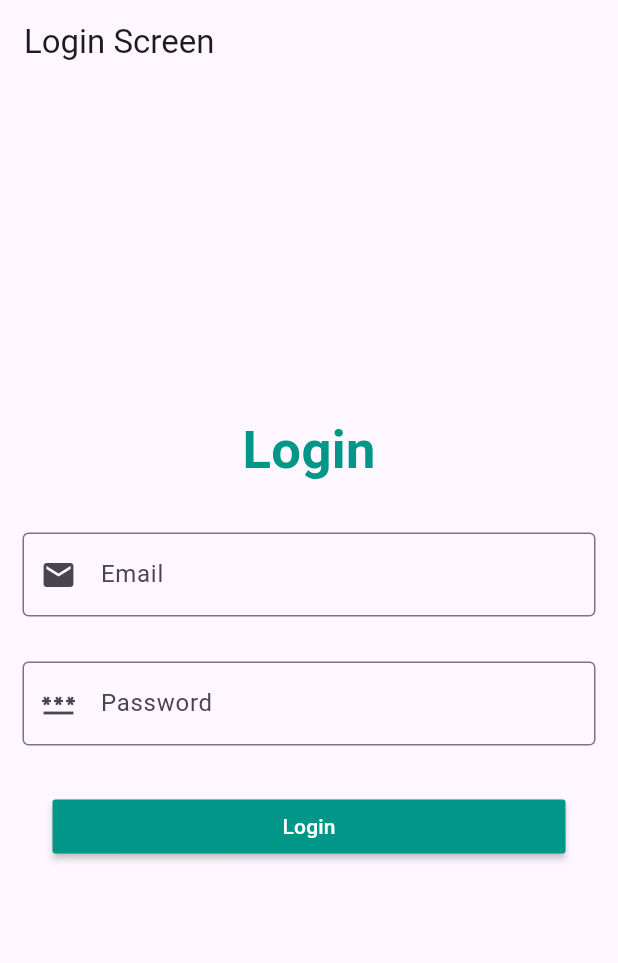
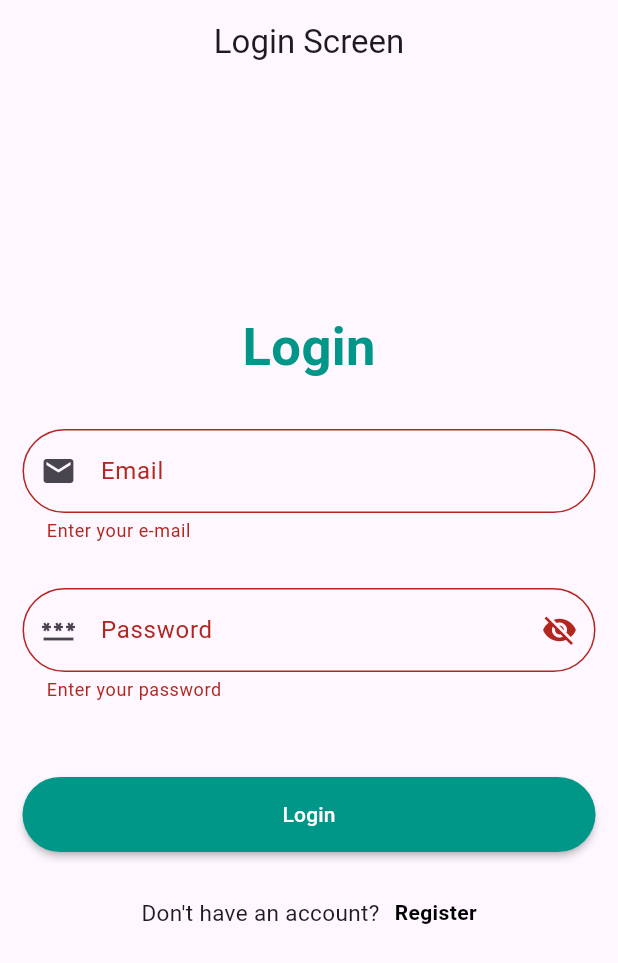
Before and after one commit to Dinethchathurya/get_rice, a Flutter app: the screen it shows after launch, after a tap on "Login", on a phone screen of 412 x 824 dp. Shown: the top 963 px of the screen. Run offline on Flutter 3.47's test engine with Material 3 defaults, Android fonts, the phone set to English and light mode, and no system bars.

Commit message:
Update 'Login.dart'
Updated validation logic in the login page and created three text editing controllers to keep a track of the data typed into the text fields by the user. A suffix-icon has also been added in-order to toggle between the visibility of the password. Finally, a text widget has been added that let's the user create a new account if the individual is a new user.

```diff
--- a/lib/Screens/LoginScreen.dart
+++ b/lib/Screens/LoginScreen.dart
@@ -1,15 +1,31 @@
 import 'package:flutter/material.dart';
+import 'package:get_rice/Screens/RegisterScreen.dart';
 
-class LoginScreen extends StatelessWidget {
-  const LoginScreen({super.key});
+class LoginScreen extends StatefulWidget {
+  const LoginScreen({Key? key}) : super(key: key);
+
+  @override
+  State<LoginScreen> createState() => _LoginScreenState();
+}
+
+class _LoginScreenState extends State<LoginScreen> {
+  final GlobalKey<FormState> _formKey = GlobalKey<FormState>();
+  final TextEditingController emailController = TextEditingController();
+  final TextEditingController passwordController = TextEditingController();
+  bool isObscuredText = true;
 
   @override
   Widget build(BuildContext context) {
     return Scaffold(
       appBar: AppBar(
-          title: const Text('Login Screen'),
+        automaticallyImplyLeading: false,
+        title: Center(child: const Text('Login Screen')),
       ),
-        body: Column(
+      body: Form(
+        key: _formKey,
+        child: SingleChildScrollView(
+          padding: EdgeInsets.symmetric(vertical: 150, horizontal: 15),
+          child: Column(
             mainAxisAlignment: MainAxisAlignment.center,
             crossAxisAlignment: CrossAxisAlignment.center,
             children: [
@@ -21,65 +37,114 @@ class LoginScreen extends StatelessWidget {
                   fontWeight: FontWeight.bold,
                 ),
               ),
-            Padding(
-              padding: EdgeInsets.symmetric(vertical: 30),
-              child: Form(
-                child: Column(
-                  children: [
-                    Padding(
-                      padding: EdgeInsets.symmetric(horizontal: 15),
-                      child: TextFormField(
+              SizedBox(height: 30),
+              TextFormField(
+                controller: emailController,
                 keyboardType: TextInputType.emailAddress,
                 decoration: InputDecoration(
                   labelText: 'Email',
                   hintText: 'Enter email',
                   prefixIcon: Icon(Icons.email),
-                          border: OutlineInputBorder(),
+                  border: OutlineInputBorder(
+                    borderRadius: BorderRadius.circular(30.0),
+                  ),
                 ),
                 onChanged: (String value) {},
                 validator: (value) {
-                          return value!.isEmpty ? 'Please enter email' : null;
+                  if (value == null || value.isEmpty) {
+                    return "Enter your e-mail";
+                  }
+                  String emailRegExp = r'^[\w-\.]+@([\w-]+\.)+[\w-]{2,4}$';
+                  RegExp regExp = RegExp(emailRegExp);
+                  if (!regExp.hasMatch(value)) {
+                    return "Enter a valid e-mail";
+                  }
+                  return null;
                 },
               ),
-                    ),
-                    SizedBox(
-                      height: 30,
-                    ),
-                    Padding(
-                      padding: EdgeInsets.symmetric(horizontal: 15),
-                      child: TextFormField(
+              SizedBox(height: 30),
+              TextFormField(
+                controller: passwordController,
+                obscureText: isObscuredText,
                 keyboardType: TextInputType.visiblePassword,
                 decoration: InputDecoration(
                   labelText: 'Password',
                   hintText: 'Enter password',
                   prefixIcon: Icon(Icons.password),
-                          border: OutlineInputBorder(),
+                  suffixIcon: IconButton(
+                    icon: Icon(isObscuredText
+                        ? Icons.visibility_off
+                        : Icons.visibility),
+                    onPressed: () {
+                      setState(() {
+                        isObscuredText = !isObscuredText;
+                      });
+                    },
+                  ),
+                  border: OutlineInputBorder(
+                    borderRadius: BorderRadius.circular(30.0),
+                  ),
                 ),
                 onChanged: (String value) {},
                 validator: (value) {
-                          return value!.isEmpty
-                              ? 'Please enter password'
-                              : null;
+                  if (value == null || value.isEmpty) {
+                    return "Enter your password";
+                  }
+                  if (value.length < 8) {
+                    return "Password should be a minimum of eight characters";
+                  }
+                  return null;
                 },
               ),
-                    ),
-                    SizedBox(height: 30),
-                    Padding(
-                      padding: EdgeInsets.symmetric(horizontal: 35),
-                      child: MaterialButton(
-                        minWidth: double.infinity,
-                        onPressed: () {},
+              SizedBox(height: 50),
+              MaterialButton(
+                onPressed: () {
+                  if (_formKey.currentState!.validate()) {
+                    // Add the functionality of the 'Login' button.
+                  }
+                },
                 color: Colors.teal,
                 textColor: Colors.white,
                 child: Text('Login'),
+                shape: RoundedRectangleBorder(
+                  borderRadius: BorderRadius.circular(30.0),
                 ),
+                minWidth: double.infinity,
+                height: 50,
+              ),
+              SizedBox(height: 30),
+              Row(
+                mainAxisAlignment: MainAxisAlignment.center,
+                children: [
+                  Text(
+                    "Don't have an account?",
+                    style: TextStyle(
+                      fontSize: 15,
+                    ),
+                  ),
+                  SizedBox(width: 10),
+                  GestureDetector(
+                    onTap: () {
+                      Navigator.push(
+                        context,
+                        MaterialPageRoute(
+                            builder: (context) => RegisterScreen()),
+                      );
+                    },
+                    child: Text(
+                      "Register",
+                      style: TextStyle(
+                        color: Colors.black,
+                        fontWeight: FontWeight.bold,
+                      ),
+                    ),
+                  ),
+                ],
               ),
             ],
           ),
         ),
       ),
-          ],
-        ),
     );
   }
 }
```
Lines whose indentation alone changed are shown as unchanged.
